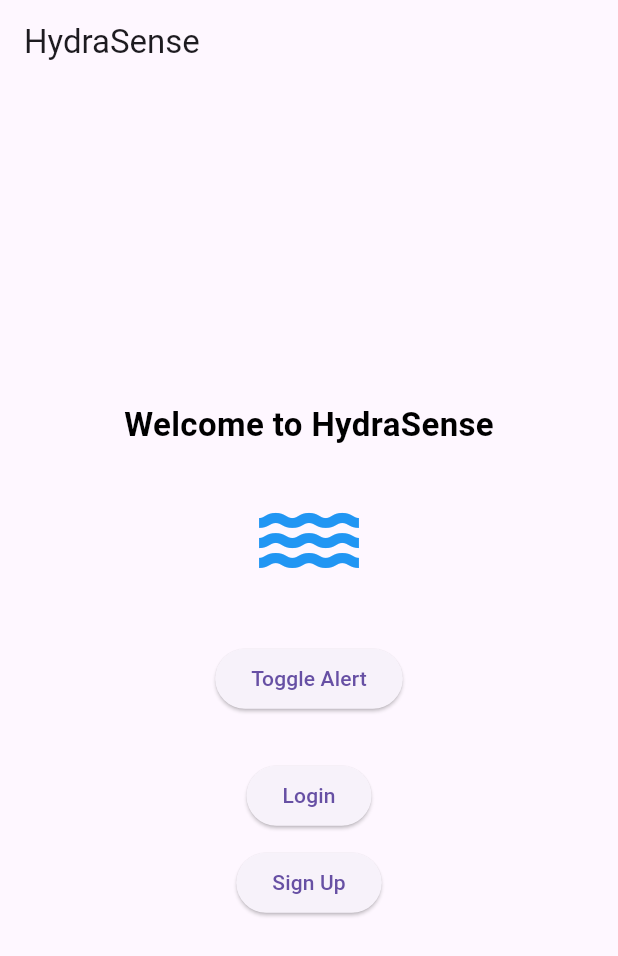
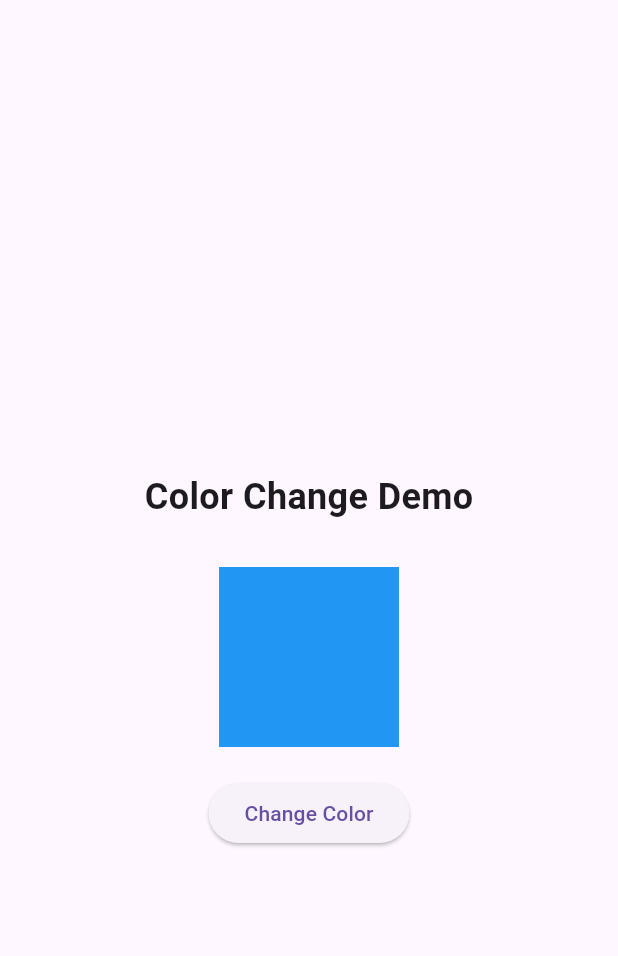
Before and after one commit to kalviumcommunity/S62_0126_SIK_flutter-firebase_HydraSense, a Flutter app: the screen it shows after launch, on a phone screen of 412 x 824 dp. Shown: the top 956 px of the screen. Run offline on Flutter 3.47's test engine with Material 3 defaults, Android fonts, the phone set to English and light mode, and no system bars; our stand-ins replace cloud_firestore, firebase_auth, firebase_core; accounts and stored records are empty.

Commit message:
added stateless and statefull widgets

```diff
--- a/lib/main.dart
+++ b/lib/main.dart
@@ -2,12 +2,11 @@ import 'package:flutter/material.dart';
 import 'package:firebase_core/firebase_core.dart';
 import 'firebase_options.dart';
 import 'screens/welcomescreen.dart';
+import 'screens/stateless_stateful_demo.dart';
 
 void main() async {
   WidgetsFlutterBinding.ensureInitialized();
-  await Firebase.initializeApp(
-    options: DefaultFirebaseOptions.currentPlatform,
-  );
+  await Firebase.initializeApp(options: DefaultFirebaseOptions.currentPlatform);
   runApp(const MyApp());
 }
 
@@ -19,7 +18,7 @@ class MyApp extends StatelessWidget {
     return const MaterialApp(
       debugShowCheckedModeBanner: false,
       title: 'HydraSense',
-      home: WelcomeScreen(),
+      home: StatelessStatefulDemo(),
     );
   }
 }
--- /dev/null
+++ b/lib/screens/stateless_stateful_demo.dart
@@ -0,0 +1,64 @@
+import 'package:flutter/material.dart';
+
+// --------------------
+// Stateless Widget (Screen + Header)
+// --------------------
+class StatelessStatefulDemo extends StatelessWidget {
+  const StatelessStatefulDemo({super.key});
+
+  @override
+  Widget build(BuildContext context) {
+    return Scaffold(
+      appBar: AppBar(),
+      body: const Center(
+        child: Column(
+          mainAxisAlignment: MainAxisAlignment.center,
+          children: [
+            Text(
+              'Color Change Demo',
+              style: TextStyle(fontSize: 24, fontWeight: FontWeight.bold),
+            ),
+            SizedBox(height: 30),
+            ColorChanger(), // Stateful widget used here
+          ],
+        ),
+      ),
+    );
+  }
+}
+
+// --------------------
+// Stateful Widget (Color Change Logic)
+// --------------------
+class ColorChanger extends StatefulWidget {
+  const ColorChanger({super.key});
+
+  @override
+  State<ColorChanger> createState() => _ColorChangerState();
+}
+
+class _ColorChangerState extends State<ColorChanger> {
+  Color boxColor = Colors.blue;
+
+  void changeColor() {
+    setState(() {
+      boxColor = boxColor == Colors.blue
+          ? const Color.fromARGB(255, 255, 0, 0)
+          : Colors.blue;
+    });
+  }
+
+  @override
+  Widget build(BuildContext context) {
+    return Column(
+      children: [
+        Container(height: 120, width: 120, color: boxColor),
+        const SizedBox(height: 20),
+        ElevatedButton(
+          onPressed: changeColor,
+          child: const Text('Change Color'),
+        ),
+      ],
+    );
+  }
+}
--- a/lib/screens/welcomescreen.dart
+++ b/lib/screens/welcomescreen.dart
@@ -15,9 +15,10 @@ class _WelcomeScreenState extends State<WelcomeScreen> {
   @override
   Widget build(BuildContext context) {
     return Scaffold(
-      appBar: AppBar(
-        title: const Text('HydraSense'),
-      ),
+      extendBodyBehindAppBar: true,
+      backgroundColor: isAlertOn
+          ? const Color.fromARGB(255, 255, 0, 25)
+          : Colors.white,
       body: Center(
         child: Column(
           mainAxisAlignment: MainAxisAlignment.center,
@@ -27,15 +28,11 @@ class _WelcomeScreenState extends State<WelcomeScreen> {
               style: TextStyle(
                 fontSize: 22,
                 fontWeight: FontWeight.bold,
-                color: isAlertOn ? Colors.red : Colors.black,
+                color: isAlertOn ? const Color.fromARGB(255, 0, 0, 0) : Colors.black,
               ),
             ),
-            const SizedBox(height: 20),
-            const Icon(
-              Icons.water,
-              size: 80,
-              color: Colors.blue,
-            ),
+
+            const Icon(Icons.water, size: 80, color: Colors.blue),
             const SizedBox(height: 30),
 
             // 🔔 Your existing alert toggle
```
Also changed, not shown: pubspec.yaml (+3 -70 lines).
